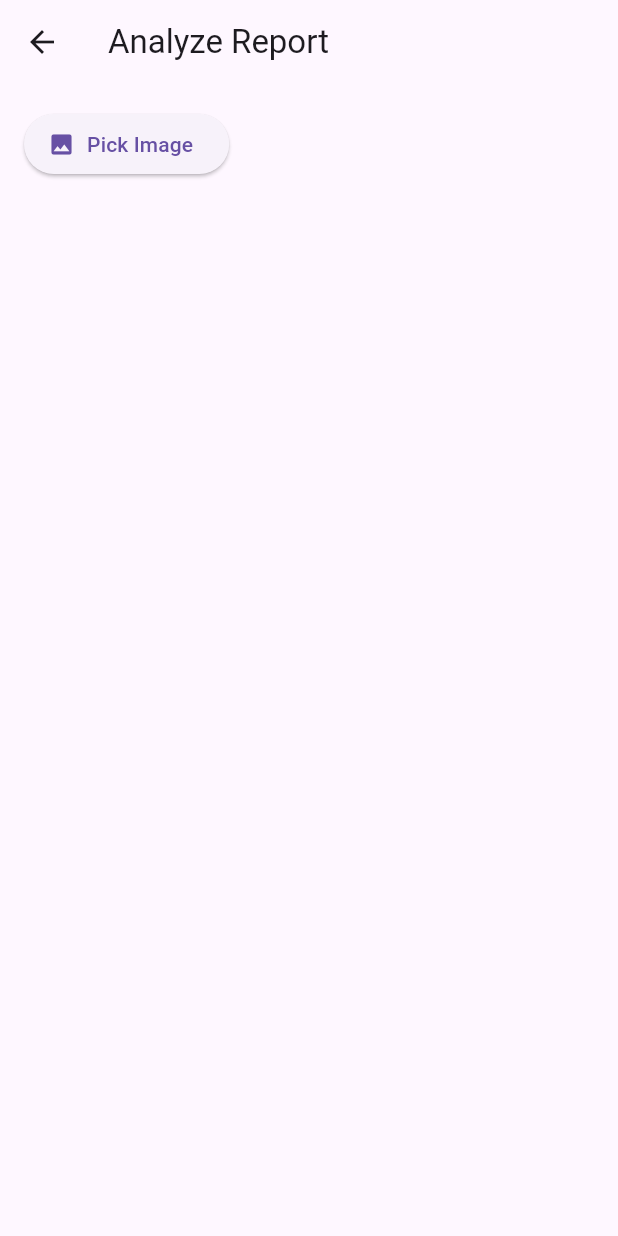
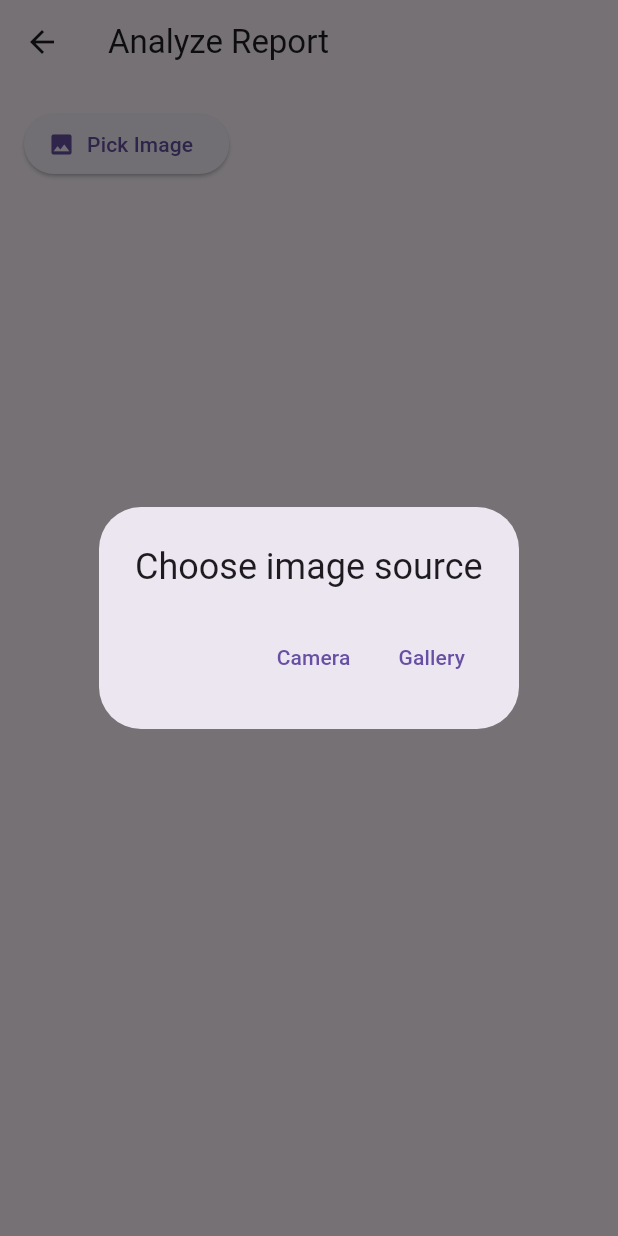
Before and after one commit to Ahabibm4/doctor-ki-bole, a Flutter app: the ReportAnalyzerScreen screen opened by its route, after a tap on "Pick Image", on a phone screen of 412 x 824 dp. Run offline on Flutter 3.47's test engine with Material 3 defaults, Android fonts, the phone set to English and light mode, and no system bars; our stand-ins replace image_picker.

Commit message:
Camera integrated

```diff
--- a/lib/screens/report_analyzer_screen.dart
+++ b/lib/screens/report_analyzer_screen.dart
@@ -15,18 +15,38 @@ class _ReportAnalyzerScreenState extends State<ReportAnalyzerScreen> {
   bool _loading = false;
 
   Future<void> _pickImage() async {
-    final picker = ImagePicker();
-    final picked = await picker.pickImage(source: ImageSource.gallery);
+  final picker = ImagePicker();
+
+  final source = await showDialog<ImageSource>(
+    context: context,
+    builder: (context) => AlertDialog(
+      title: const Text("Choose image source"),
+      actions: [
+        TextButton(
+          onPressed: () => Navigator.pop(context, ImageSource.camera),
+          child: const Text("Camera"),
+        ),
+        TextButton(
+          onPressed: () => Navigator.pop(context, ImageSource.gallery),
+          child: const Text("Gallery"),
+        ),
+      ],
+    ),
+  );
+
+  if (source != null) {
+    final picked = await picker.pickImage(source: source);
     if (picked != null) {
       setState(() {
         _selectedImage = File(picked.path);
         _loading = true;
+        _result = '';
       });
 
-      // Dummy OCR + GPT simulation
+      // Simulate OCR + GPT
       await Future.delayed(const Duration(seconds: 2));
-      final fakeText = "Hemoglobin: 10.5 g/dL\nWBC: 7.2 x10^9/L";
-      final fakeGptResponse = "The report shows mild anemia. Consult a doctor if symptoms persist.";
+      final fakeText = "Hemoglobin: 10.5 g/dL";
+      final fakeGptResponse = "Mild anemia detected. Please consult a doctor.";
 
       setState(() {
         _result = fakeGptResponse;
@@ -34,6 +54,8 @@ class _ReportAnalyzerScreenState extends State<ReportAnalyzerScreen> {
       });
     }
   }
+}
+
 
   @override
   Widget build(BuildContext context) {
```
Also changed, not shown: 2 other files.
